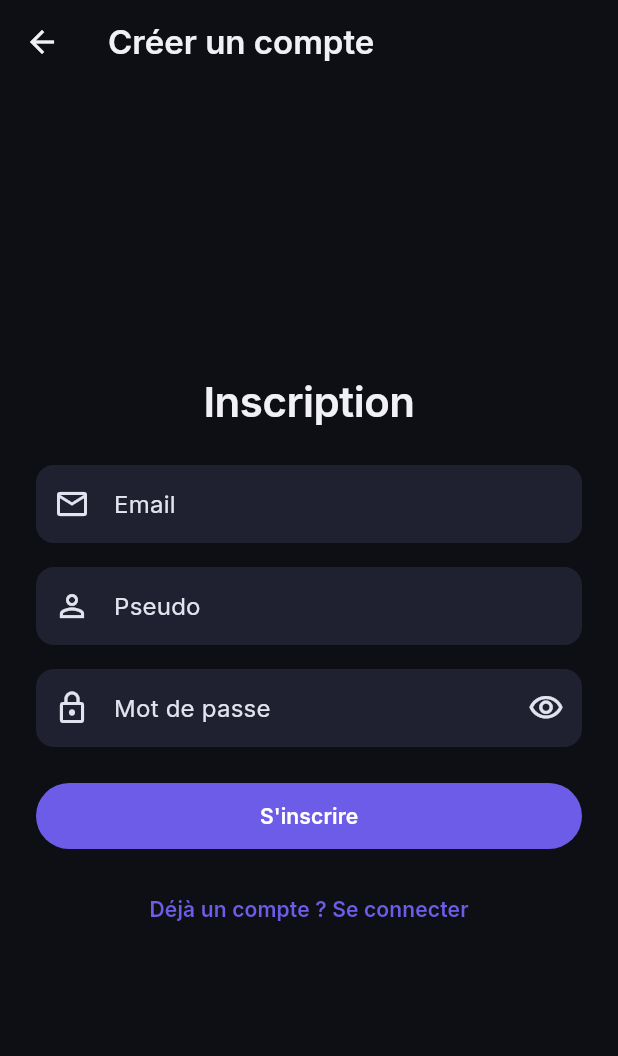
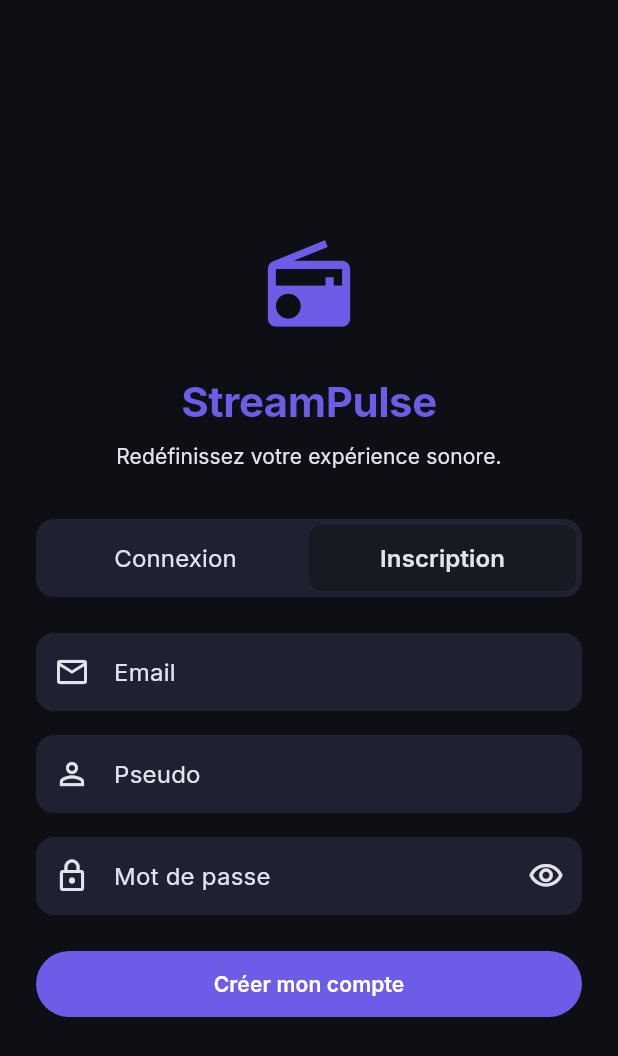
Before and after one commit to LignacAntony/streampulse, a Flutter app: the RegisterScreen screen opened by its route, on a phone screen of 412 x 824 dp. Shown: the top 1056 px of the screen. Run offline on Flutter 3.47's test engine with Material 3 defaults, Android fonts, the phone set to English and light mode, and no system bars; our stand-ins replace dio, equatable, flutter_riverpod, flutter_secure_storage, go_router, google_fonts and 1 more; accounts and stored records are empty.

Commit message:
feat(app): ajouter les onglets Connexion/Inscription sur /register
Suivi de la maquette : l'écran d'inscription affiche désormais en
tête le branding StreamPulse + le tagline + un sélecteur segmenté
"Connexion / Inscription". Tapper "Connexion" navigue vers /login
sans repasser par /welcome — l'utilisateur peut alterner librement
entre les deux formulaires.

Le bouton retour de l'AppBar est supprimé (les onglets remplacent
ce besoin de navigation et la maquette ne les comporte pas).

Nouveau widget réutilisable `AuthTabs(active: AuthTab)` pour que le
futur écran /login partage exactement le même composant.

Tests ajustés : remplace le test "bouton retour" par "onglet
Connexion navigue vers /login". 29 tests verts, analyze clean.

Refs: STR-36

Co-Authored-By: Claude Opus 4.7 (1M context) <noreply@anthropic.com>

```diff
--- a/mobile/lib/features/auth/presentation/screens/register_screen.dart
+++ b/mobile/lib/features/auth/presentation/screens/register_screen.dart
@@ -6,6 +6,7 @@ import '../../../../core/constants/app_constants.dart';
 import '../../../../core/errors/exceptions.dart';
 import '../providers/register_controller.dart';
 import '../utils/register_validators.dart';
+import '../widgets/auth_tabs.dart';
 
 /// Écran d'inscription
 /// Pose les champs email / pseudo / mot de passe avec validation locale
@@ -98,35 +99,57 @@ class _RegisterScreenState extends ConsumerState<RegisterScreen> {
 
     final state = ref.watch(registerControllerProvider);
     final isLoading = state.isLoading;
+    final colors = Theme.of(context).colorScheme;
+    final text = Theme.of(context).textTheme;
 
     return Scaffold(
-      appBar: AppBar(
-        title: const Text('Créer un compte'),
-        leading: IconButton(
-          key: const Key('register_back_button'),
-          icon: const Icon(Icons.arrow_back),
-          tooltip: 'Retour',
-          onPressed: isLoading ? null : () => context.go('/welcome'),
-        ),
-      ),
       body: SafeArea(
         child: Center(
           child: SingleChildScrollView(
-            padding: const EdgeInsets.symmetric(horizontal: 24, vertical: 16),
+            padding: const EdgeInsets.symmetric(horizontal: 24, vertical: 32),
             child: ConstrainedBox(
               constraints: const BoxConstraints(maxWidth: 480),
-              child: Form(
+              child: Column(
+                crossAxisAlignment: CrossAxisAlignment.stretch,
+                children: [
+                  // Branding (cohérent avec l'écran /welcome).
+                  SizedBox(
+                    height: AppConstants.minTouchTarget * 2,
+                    child: Icon(
+                      Icons.radio,
+                      size: AppConstants.minTouchTarget * 1.5,
+                      color: colors.primary,
+                    ),
+                  ),
+                  const SizedBox(height: 16),
+                  Text(
+                    'StreamPulse',
+                    style: text.headlineMedium?.copyWith(
+                      color: colors.primary,
+                      fontWeight: FontWeight.bold,
+                    ),
+                    textAlign: TextAlign.center,
+                  ),
+                  const SizedBox(height: 8),
+                  Text(
+                    'Redéfinissez votre expérience sonore.',
+                    style: text.bodyMedium?.copyWith(
+                      color: colors.onSurfaceVariant,
+                    ),
+                    textAlign: TextAlign.center,
+                  ),
+                  const SizedBox(height: 32),
+
+                  // Onglets Connexion / Inscription.
+                  const AuthTabs(active: AuthTab.register),
+                  const SizedBox(height: 24),
+
+                  Form(
                     key: _formKey,
                     autovalidateMode: AutovalidateMode.onUserInteraction,
                     child: Column(
                       crossAxisAlignment: CrossAxisAlignment.stretch,
                       children: [
-                    Text(
-                      'Inscription',
-                      style: Theme.of(context).textTheme.headlineMedium,
-                      textAlign: TextAlign.center,
-                    ),
-                    const SizedBox(height: 24),
                         TextFormField(
                           key: const Key('register_email_field'),
                           controller: _emailController,
@@ -183,7 +206,8 @@ class _RegisterScreenState extends ConsumerState<RegisterScreen> {
                               onPressed: isLoading
                                   ? null
                                   : () => setState(
-                                    () => _obscurePassword = !_obscurePassword,
+                                        () =>
+                                            _obscurePassword = !_obscurePassword,
                                       ),
                             ),
                           ),
@@ -202,16 +226,13 @@ class _RegisterScreenState extends ConsumerState<RegisterScreen> {
                                       strokeWidth: 2,
                                     ),
                                   )
-                            : const Text("S'inscrire"),
+                                : const Text("Créer mon compte"),
                           ),
-                    ),
-                    const SizedBox(height: 16),
-                    TextButton(
-                      onPressed: isLoading ? null : () => context.go('/login'),
-                      child: const Text('Déjà un compte ? Se connecter'),
                         ),
                       ],
                     ),
+                  ),
+                ],
               ),
             ),
           ),
--- /dev/null
+++ b/mobile/lib/features/auth/presentation/widgets/auth_tabs.dart
@@ -0,0 +1,95 @@
+import 'package:flutter/material.dart';
+import 'package:go_router/go_router.dart';
+
+import '../../../../core/constants/app_constants.dart';
+
+/// Sélecteur Connexion / Inscription présent en tête des écrans `/login` et
+/// `/register`. Permet de basculer entre les deux formulaires sans revenir
+/// à `/welcome`.
+///
+/// L'onglet actif est déterminé par [active] (`AuthTab.login` ou
+/// `AuthTab.register`). Tapper l'onglet inactif déclenche `context.go()`
+/// vers la route correspondante.
+enum AuthTab { login, register }
+
+class AuthTabs extends StatelessWidget {
+  const AuthTabs({super.key, required this.active});
+
+  final AuthTab active;
+
+  @override
+  Widget build(BuildContext context) {
+    final colors = Theme.of(context).colorScheme;
+
+    return Container(
+      padding: const EdgeInsets.all(4),
+      decoration: BoxDecoration(
+        color: colors.surfaceContainerHighest,
+        borderRadius: BorderRadius.circular(12),
+      ),
+      child: Row(
+        children: [
+          Expanded(
+            child: _Segment(
+              key: const Key('auth_tab_login'),
+              label: 'Connexion',
+              active: active == AuthTab.login,
+              onTap: active == AuthTab.login
+                  ? null
+                  : () => context.go('/login'),
+            ),
+          ),
+          Expanded(
+            child: _Segment(
+              key: const Key('auth_tab_register'),
+              label: 'Inscription',
+              active: active == AuthTab.register,
+              onTap: active == AuthTab.register
+                  ? null
+                  : () => context.go('/register'),
+            ),
+          ),
+        ],
+      ),
+    );
+  }
+}
+
+class _Segment extends StatelessWidget {
+  const _Segment({
+    super.key,
+    required this.label,
+    required this.active,
+    required this.onTap,
+  });
+
+  final String label;
+  final bool active;
+  final VoidCallback? onTap;
+
+  @override
+  Widget build(BuildContext context) {
+    final colors = Theme.of(context).colorScheme;
+
+    return Material(
+      color: active ? colors.surface : Colors.transparent,
+      borderRadius: BorderRadius.circular(8),
+      child: InkWell(
+        onTap: onTap,
+        borderRadius: BorderRadius.circular(8),
+        child: SizedBox(
+          height: AppConstants.minTouchTarget,
+          child: Center(
+            child: Text(
+              label,
+              style: Theme.of(context).textTheme.titleMedium?.copyWith(
+                    color: active ? colors.onSurface : colors.onSurfaceVariant,
+                    fontWeight: active ? FontWeight.w600 : FontWeight.w400,
+                  ),
+            ),
+          ),
+        ),
+      ),
+    );
+  }
+}
```
Also changed, not shown: 1 other file. Lines whose indentation alone changed are shown as unchanged.
